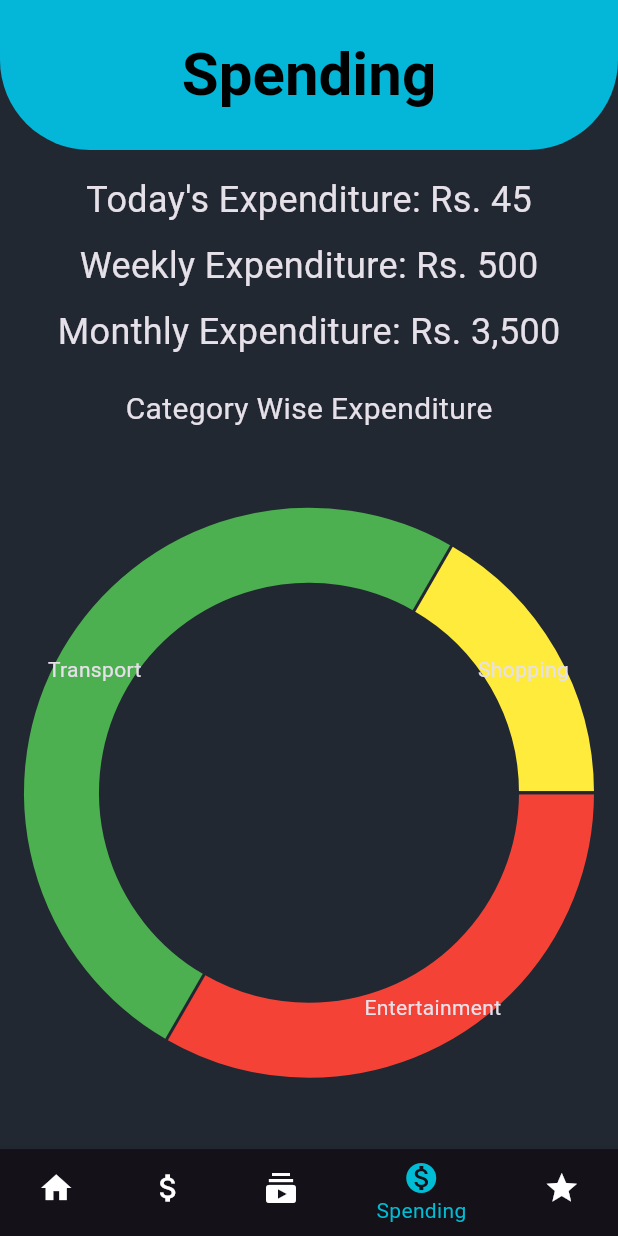
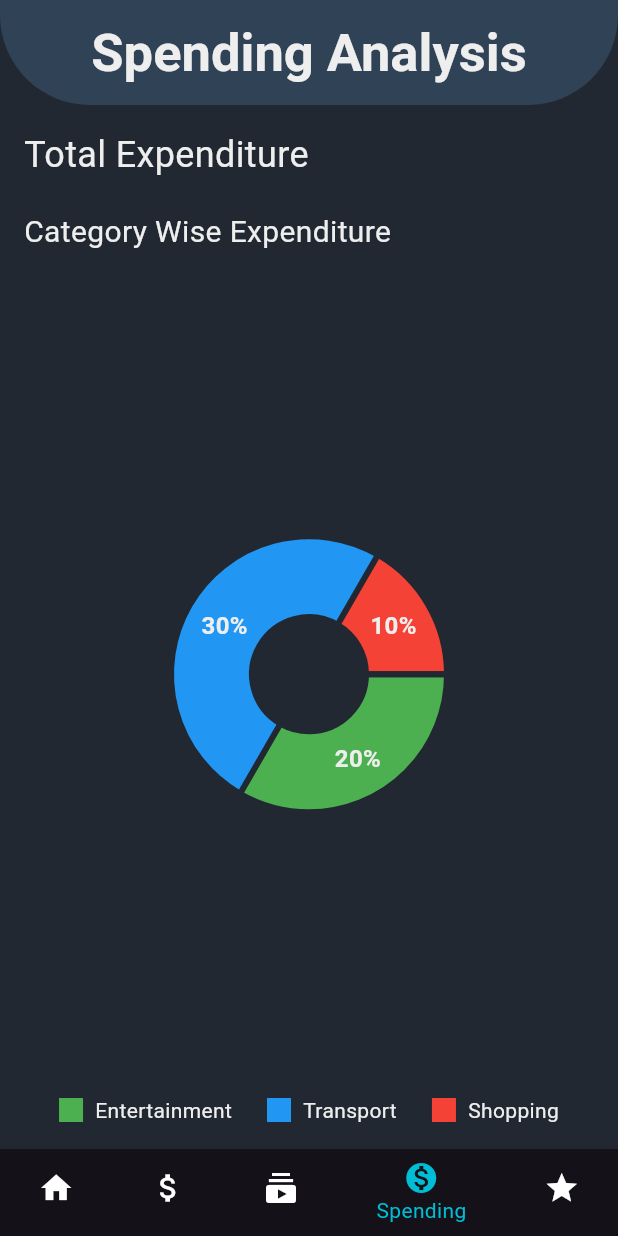
Before and after one commit to TanujTS/lw-fintrack, a Flutter app: the screen it shows after launch, item 4 of the bottom bar chosen, on a phone screen of 412 x 824 dp. Run offline on Flutter 3.47's test engine with Material 3 defaults, Android fonts, the phone set to English and light mode, and no system bars; drawn by our look-alikes of fl_chart.

Commit message:
Color Scheme and Pie Chart

```diff
--- a/lib/main.dart
+++ b/lib/main.dart
@@ -44,7 +44,7 @@ class _MainScreenState extends State<MainScreen> {
     const HomeScreen(),
     const AddExpenditureScreen(),
     const SubscriptionScreen(),
-    const SpendingScreen(),
+    SpendingScreen(),
     const RewardsScreen(),
   ];
 
--- a/lib/screens/spending_screen.dart
+++ b/lib/screens/spending_screen.dart
@@ -1,5 +1,6 @@
+import 'package:flutter/material.dart';
+import 'package:fintrack/models/color_theme.dart';
 import 'package:fl_chart/fl_chart.dart';
-import 'package:flutter/material.dart';
 
 class SpendingScreen extends StatelessWidget {
   const SpendingScreen({super.key});
@@ -14,34 +15,30 @@ class SpendingScreen extends StatelessWidget {
           ),
         ),
         elevation: 10,
-        toolbarHeight: 100,
+        toolbarHeight: 70,
         centerTitle: true,
         title: const Text(
-          'Spending',
+          'Spending Analysis',
           textAlign: TextAlign.center,
           style: TextStyle(
             fontFamily: 'Roboto',
             fontWeight: FontWeight.bold,
-            fontSize: 40,
+            fontSize: 35,
+            color: ColorTheme.primaryColor,
           ),
         ),
-        backgroundColor: Colors.cyan,
+        backgroundColor: ColorTheme.secondaryBgColor,
       ),
       body: Padding(
         padding: const EdgeInsets.all(16.0),
         child: Column(
+          crossAxisAlignment: CrossAxisAlignment.start,
           children: [
-            const Text('Today\'s Expenditure: Rs. 45',
-                style: TextStyle(fontSize: 24)),
-            const SizedBox(height: 10),
-            const Text('Weekly Expenditure: Rs. 500',
-                style: TextStyle(fontSize: 24)),
-            const SizedBox(height: 10),
-            const Text('Monthly Expenditure: Rs. 3,500',
-                style: TextStyle(fontSize: 24)),
+            const Text('Total Expenditure',
+                style: TextStyle(fontSize: 24, color: ColorTheme.primaryColor)),
             const SizedBox(height: 20),
             const Text('Category Wise Expenditure',
-                style: TextStyle(fontSize: 20)),
+                style: TextStyle(fontSize: 20, color: ColorTheme.primaryColor)),
             const SizedBox(height: 20),
             // Placeholder for circular chart
             Flexible(
@@ -49,30 +46,77 @@ class SpendingScreen extends StatelessWidget {
                 PieChartData(
                   sections: [
                     PieChartSectionData(
-                      color: Colors.red,
+                      color: Colors.green,
                       value: 20,
-                      title: 'Entertainment',
+                      title: '20%',
                       radius: 50,
+                      titleStyle: const TextStyle(
+                          fontSize: 16,
+                          fontWeight: FontWeight.bold,
+                          color: ColorTheme.primaryColor),
                     ),
                     PieChartSectionData(
-                      color: Colors.green,
+                      color: Colors.blue,
                       value: 30,
-                      title: 'Transport',
+                      title: '30%',
                       radius: 50,
+                      titleStyle: const TextStyle(
+                          fontSize: 16,
+                          fontWeight: FontWeight.bold,
+                          color: ColorTheme.primaryColor),
                     ),
                     PieChartSectionData(
-                      color: Colors.yellow,
+                      color: Colors.red,
                       value: 10,
-                      title: 'Shopping',
+                      title: '10%',
                       radius: 50,
+                      titleStyle: const TextStyle(
+                          fontSize: 16,
+                          fontWeight: FontWeight.bold,
+                          color: ColorTheme.primaryColor),
                     ),
                   ],
+                  sectionsSpace: 4,
+                  centerSpaceRadius: 40,
                 ),
               ),
+            ),
+            const SizedBox(height: 20),
+            // Legend
+            const Row(
+              mainAxisAlignment: MainAxisAlignment.spaceEvenly,
+              children: [
+                LegendItem(color: Colors.green, text: 'Entertainment'),
+                LegendItem(color: Colors.blue, text: 'Transport'),
+                LegendItem(color: Colors.red, text: 'Shopping'),
+              ],
             ),
           ],
         ),
       ),
+      backgroundColor: ColorTheme.primaryBgColor,
     );
   }
 }
+
+class LegendItem extends StatelessWidget {
+  final Color color;
+  final String text;
+
+  const LegendItem({required this.color, required this.text});
+
+  @override
+  Widget build(BuildContext context) {
+    return Row(
+      children: [
+        Container(
+          width: 16,
+          height: 16,
+          color: color,
+        ),
+        const SizedBox(width: 8),
+        Text(text, style: const TextStyle(color: ColorTheme.primaryColor)),
+      ],
+    );
+  }
+}
```
Also changed, not shown: lib/screens/add_expenditure_screen.dart (+7 -6 lines), lib/screens/home_screen.dart (+4 -3 lines), lib/screens/rewards_screen.dart (+6 -7 lines), lib/screens/subscription_screen.dart (+7 -5 lines).
